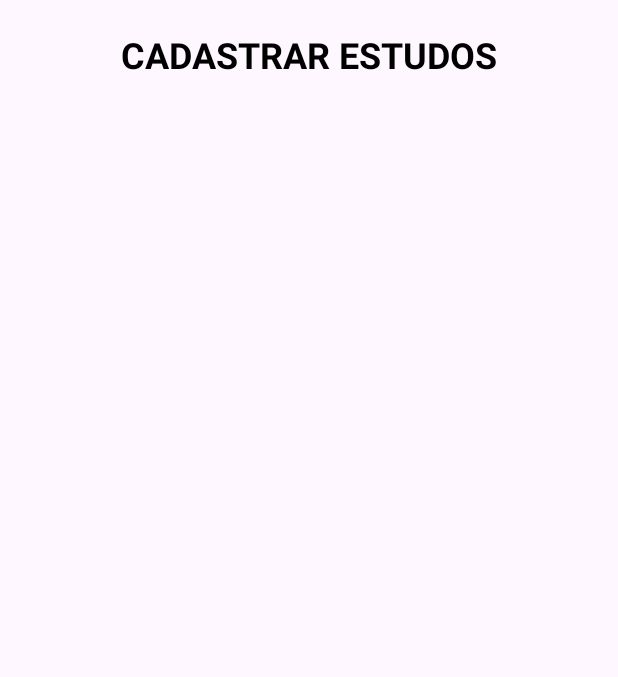
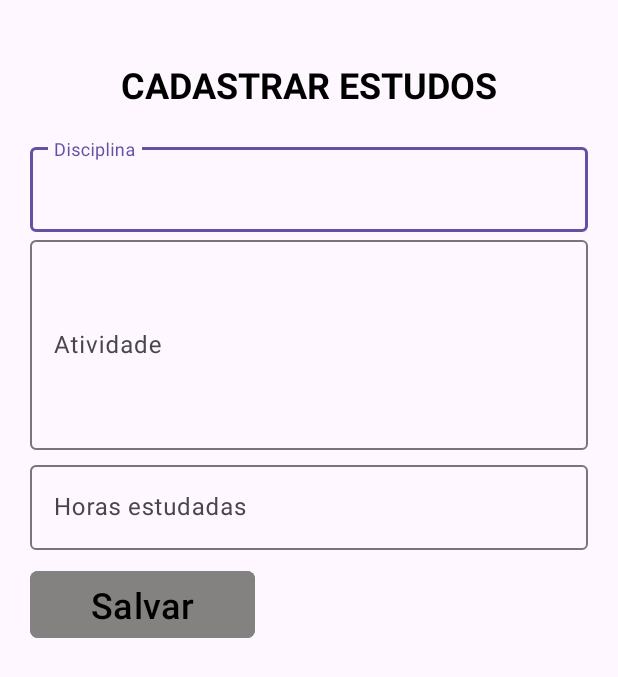
Before and after one commit to lndsilva/ControleEstudosApp, an Android app: the CadastrarEstudosActivity screen opened directly, with no data from a screen before it, on a phone screen of 412 x 824 dp. Shown: the top 677 px of the screen. Run offline under Robolectric (Android 15) with nearby library versions, the phone set to English and light mode, and no system bars; 1 statement that could not run was skipped.

Commit message:
cadastrar estudos

```diff
--- a/app/src/main/res/layout/cadastrar_estudos_layout.xml
+++ b/app/src/main/res/layout/cadastrar_estudos_layout.xml
@@ -5,6 +5,7 @@
     android:id="@+id/main"
     android:layout_width="match_parent"
     android:layout_height="match_parent"
+    android:layout_margin="20dp"
     android:orientation="vertical"
     tools:context=".CadastrarEstudosActivity">
 
@@ -20,4 +21,46 @@
         android:textSize="24sp"
         android:textStyle="bold" />
 
+    <com.google.android.material.textfield.TextInputLayout
+        android:layout_width="match_parent"
+        android:layout_height="wrap_content"
+        android:hint="Disciplina">
+
+        <com.google.android.material.textfield.TextInputEditText
+            android:layout_width="match_parent"
+            android:layout_height="wrap_content" />
+    </com.google.android.material.textfield.TextInputLayout>
+
+    <com.google.android.material.textfield.TextInputLayout
+        android:layout_width="match_parent"
+        android:layout_height="150dp"
+        android:hint="Atividade">
+
+        <com.google.android.material.textfield.TextInputEditText
+            android:layout_width="match_parent"
+            android:layout_height="140dp" />
+    </com.google.android.material.textfield.TextInputLayout>
+
+    <com.google.android.material.textfield.TextInputLayout
+        android:layout_width="match_parent"
+        android:layout_height="wrap_content"
+        android:hint="Horas estudadas">
+
+        <com.google.android.material.textfield.TextInputEditText
+            android:layout_width="match_parent"
+            android:layout_height="wrap_content" />
+    </com.google.android.material.textfield.TextInputLayout>
+
+    <com.google.android.material.button.MaterialButton
+        android:id="@+id/btnSalvar"
+        android:layout_width="150sp"
+        android:layout_height="wrap_content"
+        android:layout_marginTop="10dp"
+        android:layout_marginBottom="10dp"
+        android:backgroundTint="#848181"
+        android:text="Salvar"
+        android:textColor="#000"
+        android:textSize="24sp"
+        app:cornerRadius="5dp" />
+
 </LinearLayout>
```
